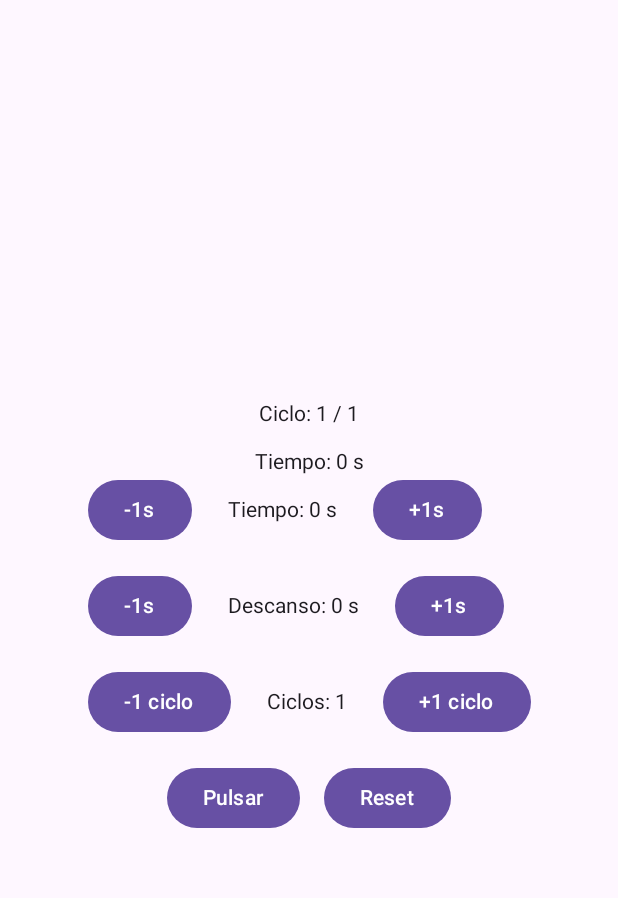
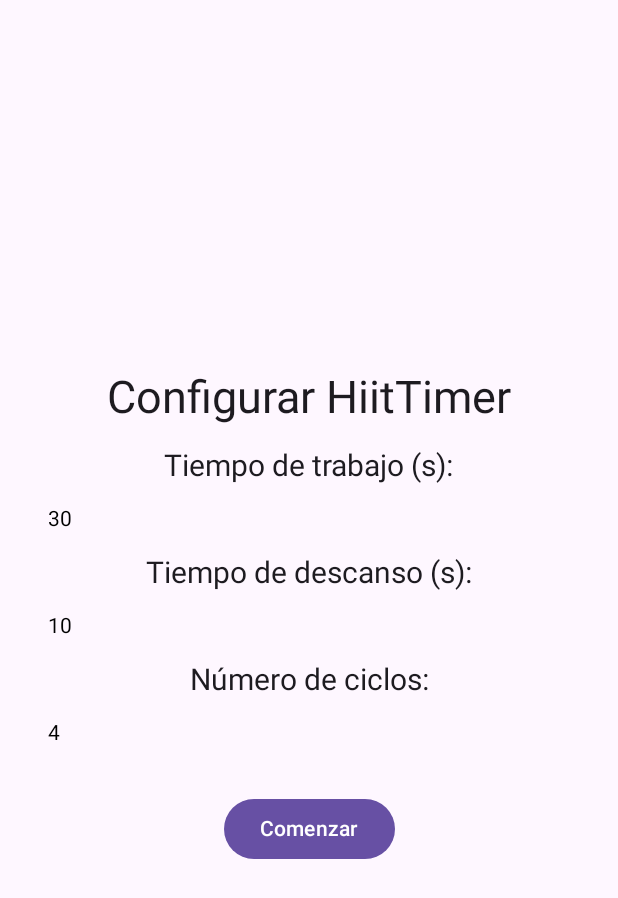
Before and after one commit to ghuali/HiitTimer, an Android app built with Jetpack Compose: the screen it shows after launch (MainActivity), on a phone screen of 412 x 824 dp. Shown: the top 898 px of the screen. Run offline under Robolectric (Android 15) with nearby library versions, the phone set to English and light mode, and no system bars; libraries missing offline, so code that uses them is left out: com.angelAndrei; missing, so only their content is drawn: HiitTimerTheme.

Commit message:
Corrigo el error de Andrei y ahora funciona todo a la perfeccion y se muestran diferentes pantallas

```diff
--- a/app/src/main/java/com/angelAndrei/HiitTimer/CounterDown.kt
+++ b/app/src/main/java/com/angelAndrei/HiitTimer/CounterDown.kt
@@ -5,7 +5,7 @@ import android.util.Log
 import androidx.compose.runtime.Composable
 
 class CounterDown(var segundos: Int, var loquehacealhacertick: (Long) -> Unit) {
-    private var counterState : Boolean = false
+    var counterState : Boolean = false
 
     val myCounter = object : CountDownTimer((segundos * 1000L), 1000) {
 
--- a/app/src/main/java/com/angelAndrei/HiitTimer/MainActivity.kt
+++ b/app/src/main/java/com/angelAndrei/HiitTimer/MainActivity.kt
@@ -10,8 +10,10 @@ import androidx.compose.foundation.layout.Column
 import androidx.compose.foundation.layout.Row
 import androidx.compose.foundation.layout.Spacer
 import androidx.compose.foundation.layout.fillMaxSize
+import androidx.compose.foundation.layout.fillMaxWidth
 import androidx.compose.foundation.layout.height
 import androidx.compose.foundation.layout.padding
+import androidx.compose.foundation.text.BasicTextField
 import androidx.compose.material3.Button
 import androidx.compose.material3.Scaffold
 import androidx.compose.material3.Text
@@ -24,7 +26,10 @@ import androidx.compose.ui.Alignment
 import androidx.compose.ui.Modifier
 import androidx.compose.ui.tooling.preview.Preview
 import androidx.compose.ui.unit.dp
+import androidx.compose.ui.unit.sp
 import com.angelAndrei.HiitTimer.ui.theme.HiitTimerTheme
+
+var counterState : Boolean = false
 
 class MainActivity : ComponentActivity() {
     override fun onCreate(savedInstanceState: Bundle?) {
@@ -45,14 +50,19 @@ class MainActivity : ComponentActivity() {
 @Composable
 fun Counter(modifier: Modifier = Modifier) {
     var theCounter by remember { mutableStateOf(0L) }
-    var countdownTime by remember { mutableStateOf(0) }
-    var restTime by remember { mutableStateOf(0) }
-    var cycleCount by remember { mutableStateOf(1) }
+    var countdownTime by remember { mutableStateOf(30) }
+    var restTime by remember { mutableStateOf(10) }
+    var cycleCount by remember { mutableStateOf(4) }
     var currentCycle by remember { mutableStateOf(1) }
     var isResting by remember { mutableStateOf(false) }
     var timerRunning by remember { mutableStateOf(false) }
 
-    // Estado del temporizador
+    // Estados de visibilidad de las pantallas
+    var mostrarPantallaConfiguracion by remember { mutableStateOf(true) }
+    var mostrarPantallaGetReady by remember { mutableStateOf(false) }
+    var mostrarPantallaWork by remember { mutableStateOf(false) }
+    var mostrarPantallaRest by remember { mutableStateOf(false) }
+
     var miConterDown by remember {
         mutableStateOf(CounterDown(countdownTime) { newValue -> theCounter = newValue })
     }
@@ -64,141 +74,70 @@ fun Counter(modifier: Modifier = Modifier) {
         verticalArrangement = Arrangement.Center,
         horizontalAlignment = Alignment.CenterHorizontally
     ) {
-        Text(text = "Ciclo: $currentCycle / $cycleCount", modifier = Modifier.padding(bottom = 16.dp))
-        Text(text = if (isResting) "Descanso: $theCounter s" else "Tiempo: $theCounter s", modifier = modifier)
-
-        TimerAdjustmentControls(
-            countdownTime = countdownTime,
-            restTime = restTime,
-            cycleCount = cycleCount,
-            onCountdownChange = { countdownTime = it },
-            onRestChange = { restTime = it },
-            onCycleChange = { cycleCount = it }
-        )
-
-        TimerControlButtons(
-            isResting = isResting,
-            timerRunning = timerRunning,
-            miConterDown = miConterDown,
-            theCounter = theCounter,
-            countdownTime = countdownTime,
-            restTime = restTime,
-            cycleCount = cycleCount,
-            currentCycle = currentCycle,
-            onCounterUpdate = { newCounterDown -> miConterDown = newCounterDown },
-            onCurrentCycleUpdate = { currentCycle = it },
-            onRestingUpdate = { isResting = it },
-            onTimerRunningUpdate = { timerRunning = it },
-            onCounterValueUpdate = { theCounter = it }
-        )
-    }
-}
-
-// Función para manejar los controles de ajuste de tiempo
-@Composable
-fun TimerAdjustmentControls(
-    countdownTime: Int,
-    restTime: Int,
-    cycleCount: Int,
-    onCountdownChange: (Int) -> Unit,
-    onRestChange: (Int) -> Unit,
-    onCycleChange: (Int) -> Unit
-) {
-    Column {
-        // Controles para ajustar el tiempo de trabajo
-        Row(horizontalArrangement = Arrangement.spacedBy(16.dp), verticalAlignment = Alignment.CenterVertically) {
-            Button(onClick = { if (countdownTime > 1) onCountdownChange(countdownTime - 1) }) {
-                Text(text = "-1s")
-            }
-            Text(text = "Tiempo: $countdownTime s", modifier = Modifier.padding(horizontal = 8.dp))
-            Button(onClick = { onCountdownChange(countdownTime + 1) }) {
-                Text(text = "+1s")
-            }
+        if (mostrarPantallaConfiguracion) {
+            PantallaConfiguracion(
+                countdownTime = countdownTime,
+                restTime = restTime,
+                cycleCount = cycleCount,
+                onConfigChange = { newWorkTime, newRestTime, newCycleCount ->
+                    countdownTime = newWorkTime
+                    restTime = newRestTime
+                    cycleCount = newCycleCount
+                },
+                onStart = {
+                    mostrarPantallaConfiguracion = false
+                    mostrarPantallaGetReady = true
+                }
+            )
         }
 
-        Spacer(modifier = Modifier.height(16.dp))
-
-        // Controles para ajustar el tiempo de descanso
-        Row(horizontalArrangement = Arrangement.spacedBy(16.dp), verticalAlignment = Alignment.CenterVertically) {
-            Button(onClick = { if (restTime > 1) onRestChange(restTime - 1) }) {
-                Text(text = "-1s")
-            }
-            Text(text = "Descanso: $restTime s", modifier = Modifier.padding(horizontal = 8.dp))
-            Button(onClick = { onRestChange(restTime + 1) }) {
-                Text(text = "+1s")
-            }
+        if (mostrarPantallaGetReady) {
+            PantallaGetReady(
+                currentCycle = currentCycle,
+                cycleCount = cycleCount,
+                time = theCounter,
+                miConterDown = miConterDown,
+                onStart = {
+                    mostrarPantallaGetReady = false
+                    mostrarPantallaWork = true
+                    startWorkCycle(
+                        countdownTime,
+                        restTime,
+                        currentCycle,
+                        cycleCount,
+                        onCounterUpdate = { miConterDown = it },
+                        onRestingUpdate = { isResting = it },
+                        onCurrentCycleUpdate = { currentCycle = it },
+                        onCounterValueUpdate = { theCounter = it },
+                        onTimerRunningUpdate = { timerRunning = it },
+                        onMostrarPantallaWorkUpdate = { mostrarPantallaWork = it },
+                        onMostrarPantallaRestUpdate = { mostrarPantallaRest = it },
+                        onMostrarPantallaConfiguracionUpdate = { mostrarPantallaConfiguracion = it }
+                    )
+                }
+            )
         }
 
-        Spacer(modifier = Modifier.height(16.dp))
-
-        // Controles para ajustar el número de ciclos
-        Row(horizontalArrangement = Arrangement.spacedBy(16.dp), verticalAlignment = Alignment.CenterVertically) {
-            Button(onClick = { if (cycleCount > 1) onCycleChange(cycleCount - 1) }) {
-                Text(text = "-1 ciclo")
-            }
-            Text(text = "Ciclos: $cycleCount", modifier = Modifier.padding(horizontal = 8.dp))
-            Button(onClick = { onCycleChange(cycleCount + 1) }) {
-                Text(text = "+1 ciclo")
-            }
+        if (mostrarPantallaWork) {
+            PantallaWork(
+                currentCycle = currentCycle,
+                cycleCount = cycleCount,
+                time = theCounter,
+                miConterDown = miConterDown
+            )
         }
 
-        Spacer(modifier = Modifier.height(16.dp))
-    }
-}
-
-// Función para manejar los botones de control del temporizador
-@Composable
-fun TimerControlButtons(
-    isResting: Boolean,
-    timerRunning: Boolean,
-    miConterDown: CounterDown,
-    theCounter: Long,
-    countdownTime: Int,
-    restTime: Int,
-    cycleCount: Int,
-    currentCycle: Int,
-    onCounterUpdate: (CounterDown) -> Unit,
-    onCurrentCycleUpdate: (Int) -> Unit,
-    onRestingUpdate: (Boolean) -> Unit,
-    onTimerRunningUpdate: (Boolean) -> Unit,
-    onCounterValueUpdate: (Long) -> Unit
-) {
-    Row(horizontalArrangement = Arrangement.spacedBy(16.dp), verticalAlignment = Alignment.CenterVertically) {
-        // Botón para pausar/reanudar el temporizador
-        Button(onClick = {
-            if (!timerRunning) {
-                startWorkCycle(
-                    countdownTime = countdownTime,
-                    restTime = restTime,
-                    currentCycle = currentCycle,
-                    totalCycles = cycleCount,
-                    onCounterUpdate = onCounterUpdate,
-                    onRestingUpdate = onRestingUpdate,
-                    onCurrentCycleUpdate = onCurrentCycleUpdate,
-                    onCounterValueUpdate = onCounterValueUpdate,
-                    onTimerRunningUpdate = onTimerRunningUpdate
-                )
-            } else {
-                miConterDown.toggle()
-            }
-        }) {
-            Text(text = if (isResting) "Pausar Descanso" else "Pulsar")
-        }
-
-        // Botón para reiniciar el temporizador y manejar el ciclo completo
-        Button(onClick = {
-            miConterDown.cancel()
-            onCounterValueUpdate(0L)
-            onRestingUpdate(false)
-            onCurrentCycleUpdate(1)
-            onTimerRunningUpdate(false)
-        }) {
-            Text(text = "Reset")
+        if (mostrarPantallaRest) {
+            PantallaRest(
+                currentCycle = currentCycle,
+                cycleCount = cycleCount,
+                time = theCounter,
+                miConterDown = miConterDown
+            )
         }
     }
 }
 
-// Función para iniciar el ciclo de trabajo y descanso
 fun startWorkCycle(
     countdownTime: Int,
     restTime: Int,
@@ -208,7 +147,10 @@ fun startWorkCycle(
     onRestingUpdate: (Boolean) -> Unit,
     onCurrentCycleUpdate: (Int) -> Unit,
     onCounterValueUpdate: (Long) -> Unit,
-    onTimerRunningUpdate: (Boolean) -> Unit
+    onTimerRunningUpdate: (Boolean) -> Unit,
+    onMostrarPantallaWorkUpdate: (Boolean) -> Unit,
+    onMostrarPantallaRestUpdate: (Boolean) -> Unit,
+    onMostrarPantallaConfiguracionUpdate: (Boolean) -> Unit
 ) {
     onTimerRunningUpdate(true)
 
@@ -216,14 +158,21 @@ fun startWorkCycle(
         onCounterValueUpdate(workValue)
         if (workValue == 0L) {
             onRestingUpdate(true)
+            onMostrarPantallaWorkUpdate(false)
+            onMostrarPantallaRestUpdate(true)
+
             val restCounter = CounterDown(restTime) { restValue ->
                 onCounterValueUpdate(restValue)
                 if (restValue == 0L) {
                     onRestingUpdate(false)
+                    onMostrarPantallaRestUpdate(false)
+
                     val nextCycle = currentCycle + 1
                     if (nextCycle <= totalCycles) {
                         onCurrentCycleUpdate(nextCycle)
-                        // Solo después de descansar, comienza el siguiente ciclo de trabajo
+                        onMostrarPantallaWorkUpdate(true)
+
+                        // Iniciar el próximo ciclo de trabajo después del descanso
                         startWorkCycle(
                             countdownTime,
                             restTime,
@@ -233,10 +182,15 @@ fun startWorkCycle(
                             onRestingUpdate,
                             onCurrentCycleUpdate,
                             onCounterValueUpdate,
-                            onTimerRunningUpdate
+                            onTimerRunningUpdate,
+                            onMostrarPantallaWorkUpdate,
+                            onMostrarPantallaRestUpdate,
+                            onMostrarPantallaConfiguracionUpdate
                         )
                     } else {
+                        // Finaliza los ciclos y regresa a la pantalla de configuración
                         onTimerRunningUpdate(false)
+                        onMostrarPantallaConfiguracionUpdate(true)
                     }
                 }
             }
@@ -248,6 +202,152 @@ fun startWorkCycle(
     workCounter.start()
 }
 
+
+@Composable
+fun PantallaConfiguracion(
+    countdownTime: Int,
+    restTime: Int,
+    cycleCount: Int,
+    onConfigChange: (Int, Int, Int) -> Unit,
+    onStart: () -> Unit
+) {
+    var workTimeInput by remember { mutableStateOf(countdownTime.toString()) }
+    var restTimeInput by remember { mutableStateOf(restTime.toString()) }
+    var cycleCountInput by remember { mutableStateOf(cycleCount.toString()) }
+
+    Column(
+        verticalArrangement = Arrangement.Center,
+        horizontalAlignment = Alignment.CenterHorizontally
+    ) {
+        Text(text = "Configurar HiitTimer", fontSize = 30.sp, modifier = Modifier.padding(bottom = 16.dp))
+
+        Text(text = "Tiempo de trabajo (s):", fontSize = 20.sp)
+        BasicTextField(
+            value = workTimeInput,
+            onValueChange = { workTimeInput = it },
+            modifier = Modifier
+                .padding(16.dp)
+                .fillMaxWidth()
+        )
+
+        Text(text = "Tiempo de descanso (s):", fontSize = 20.sp)
+        BasicTextField(
+            value = restTimeInput,
+            onValueChange = { restTimeInput = it },
+            modifier = Modifier
+                .padding(16.dp)
+                .fillMaxWidth()
+        )
+
+        Text(text = "Número de ciclos:", fontSize = 20.sp)
+        BasicTextField(
+            value = cycleCountInput,
+            onValueChange = { cycleCountInput = it },
+            modifier = Modifier
+                .padding(16.dp)
+                .fillMaxWidth()
+        )
+
+        Button(
+            onClick = {
+                onConfigChange(
+                    workTimeInput.toIntOrNull() ?: countdownTime,
+                    restTimeInput.toIntOrNull() ?: restTime,
+                    cycleCountInput.toIntOrNull() ?: cycleCount
+                )
+                onStart()
+            },
+            modifier = Modifier.padding(top = 16.dp)
+        ) {
+            Text(text = "Comenzar")
+        }
+    }
+}
+
+@Composable
+fun PantallaGetReady(
+    currentCycle: Int,
+    cycleCount: Int,
+    time: Long,
+    miConterDown: CounterDown,
+    onStart: () -> Unit
+) {
+    Column(
+        verticalArrangement = Arrangement.Center,
+        horizontalAlignment = Alignment.CenterHorizontally
+    ) {
+        Text(
+            text = "Ciclo: $currentCycle / $cycleCount",
+            fontSize = 30.sp,
+            modifier = Modifier.padding(bottom = 16.dp)
+        )
+        Text(
+            text = "Prepararse: ${time}s",
+            fontSize = 40.sp
+        )
+        Button(onClick = { onStart() }) {
+            Text(text = "Iniciar")
+        }
+    }
+}
+
+@Composable
+fun PantallaWork(
+    currentCycle: Int,
+    cycleCount: Int,
+    time: Long,
+    miConterDown: CounterDown
+) {
+    Column(
+        verticalArrangement = Arrangement.Center,
+        horizontalAlignment = Alignment.CenterHorizontally
+    ) {
+        Text(
+            text = "Ciclo: $currentCycle / $cycleCount",
+            fontSize = 30.sp,
+            modifier = Modifier.padding(bottom = 16.dp)
+        )
+        Text(
+            text = "Trabajo: ${time}s",
+            fontSize = 40.sp
+        )
+        Button(onClick = { miConterDown.toggle() }) {
+            Text(text = if (miConterDown.counterState) "Pausar" else "Reanudar")
+        }
+    }
+}
+
+@Composable
+fun PantallaRest(
+    currentCycle: Int,
+    cycleCount: Int,
+    time: Long,
+    miConterDown: CounterDown
+) {
+    Column(
+        verticalArrangement = Arrangement.Center,
+        horizontalAlignment = Alignment.CenterHorizontally
+    ) {
+        Text(
+            text = "Ciclo: $currentCycle / $cycleCount",
+            fontSize = 30.sp,
+            modifier = Modifier.padding(bottom = 16.dp)
+        )
+        Text(
+            text = "Descanso: ${time}s",
+            fontSize = 40.sp
+        )
+        Button(onClick = { miConterDown.toggle() }) {
+            Text(text = if (miConterDown.counterState) "Pausar" else "Reanudar")
+        }
+    }
+}
+
+
+
+
+
+
 @Preview(showBackground = true)
 @Composable
 fun GreetingPreview() {
```
